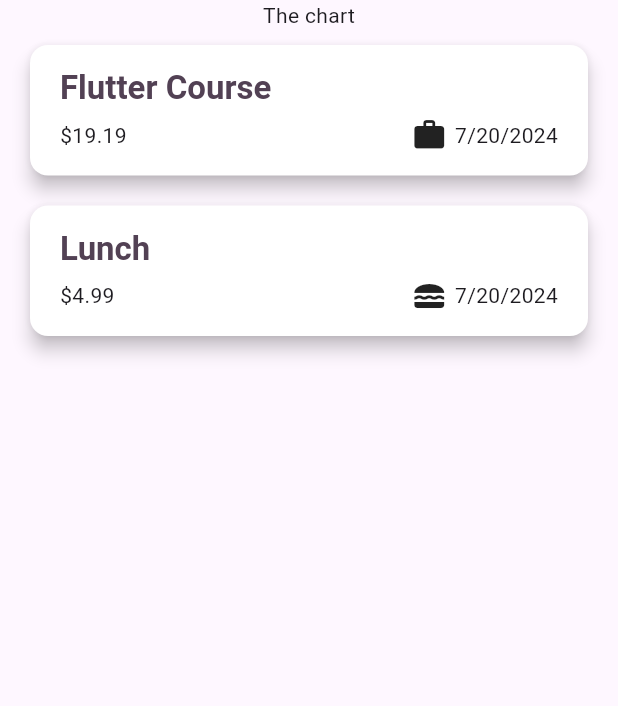
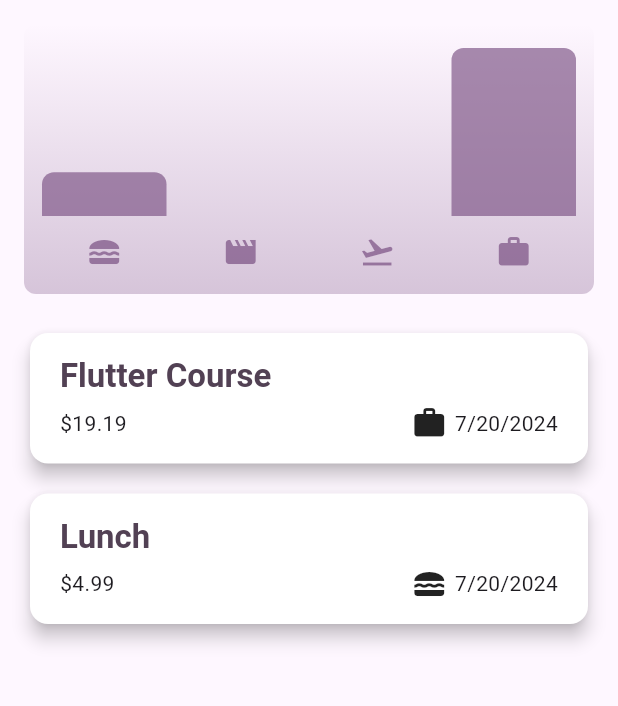
Before and after one commit to Shamimkhan1406/Expense-Tracker-App, a Flutter app: the screen it shows after launch, on a phone screen of 412 x 824 dp, the part 84-790 px from its top. Run offline on Flutter 3.47's test engine with Material 3 defaults, Android fonts, the phone set to English and light mode, and no system bars.

Commit message:
adding chart widget

```diff
--- a/lib/model/expense.dart
+++ b/lib/model/expense.dart
@@ -31,3 +31,23 @@ class Expense
     return formatter.format(date);
   }
 }
+class ExpenseBucket
+{
+  const ExpenseBucket({required this.category,required this.expenses});
+  ExpenseBucket.forCategory(List<Expense> allExpense,this.category)
+  : expenses = allExpense
+  .where((expense) => expense.category == category)
+  .toList();
+
+  final Category category;
+  final List<Expense> expenses;
+  double get totalExpenses
+  {
+    double sum = 0;
+    for(final expense in expenses)
+    {
+      sum = sum + expense.amount;
+    }
+    return sum;
+  }
+}
--- /dev/null
+++ b/lib/widgets/chart/chart.dart
@@ -0,0 +1,97 @@
+
+import 'package:flutter/material.dart';
+import 'package:expense_tracker/model/expense.dart';
+import 'package:expense_tracker/widgets/chart/chart_bar.dart';
+
+
+
+class Chart extends StatelessWidget {
+  const Chart({super.key, required this.expenses});
+
+  final List<Expense> expenses;
+
+  List<ExpenseBucket> get buckets {
+    return [
+      ExpenseBucket.forCategory(expenses, Category.food),
+      ExpenseBucket.forCategory(expenses, Category.leisure),
+      ExpenseBucket.forCategory(expenses, Category.travel),
+      ExpenseBucket.forCategory(expenses, Category.work),
+    ];
+  }
+
+  double get maxTotalExpense {
+    double maxTotalExpense = 0;
+
+    for (final bucket in buckets) {
+      if (bucket.totalExpenses > maxTotalExpense) {
+        maxTotalExpense = bucket.totalExpenses;
+      }
+    }
+
+    return maxTotalExpense;
+  }
+
+  @override
+  Widget build(BuildContext context) {
+    final isDarkMode =
+        MediaQuery.of(context).platformBrightness == Brightness.dark;
+    return Container(
+      margin: const EdgeInsets.all(16),
+      padding: const EdgeInsets.symmetric(
+        vertical: 16,
+        horizontal: 8,
+      ),
+      width: double.infinity,
+      height: 180,
+      decoration: BoxDecoration(
+        borderRadius: BorderRadius.circular(8),
+        gradient: LinearGradient(
+          colors: [
+            Theme.of(context).colorScheme.primary.withOpacity(0.3),
+            Theme.of(context).colorScheme.primary.withOpacity(0.0)
+          ],
+          begin: Alignment.bottomCenter,
+          end: Alignment.topCenter,
+        ),
+      ),
+      child: Column(
+        children: [
+          Expanded(
+            child: Row(
+              crossAxisAlignment: CrossAxisAlignment.end,
+              children: [
+                for (final bucket in buckets) // alternative to map()
+                  ChartBar(
+                    fill: bucket.totalExpenses == 0
+                        ? 0
+                        : bucket.totalExpenses / maxTotalExpense,
+                  )
+              ],
+            ),
+          ),
+          const SizedBox(height: 12),
+          Row(
+            children: buckets
+                .map(
+                  (bucket) => Expanded(
+                    child: Padding(
+                      padding: const EdgeInsets.symmetric(horizontal: 4),
+                      child: Icon(
+                        categoryIcon[bucket.category],
+                        color: isDarkMode
+                            ? Theme.of(context).colorScheme.secondary
+                            : Theme.of(context)
+                                .colorScheme
+                                .primary
+                                .withOpacity(0.7),
+                      ),
+                    ),
+                  ),
+                )
+                .toList(),
+          )
+        ],
+      ),
+    );
+  }
+}
--- /dev/null
+++ b/lib/widgets/chart/chart_bar.dart
@@ -0,0 +1,34 @@
+import 'package:flutter/material.dart';
+
+class ChartBar extends StatelessWidget {
+  const ChartBar({
+    super.key,
+    required this.fill,
+  });
+
+  final double fill;
+
+  @override
+  Widget build(BuildContext context) {
+    final isDarkMode =
+        MediaQuery.of(context).platformBrightness == Brightness.dark;
+    return Expanded(
+      child: Padding(
+        padding: const EdgeInsets.symmetric(horizontal: 4),
+        child: FractionallySizedBox(
+          heightFactor: fill,
+          child: DecoratedBox(
+            decoration: BoxDecoration(
+              shape: BoxShape.rectangle,
+              borderRadius:
+                  const BorderRadius.vertical(top: Radius.circular(8)),
+              color: isDarkMode
+                  ? Theme.of(context).colorScheme.secondary
+                  : Theme.of(context).colorScheme.primary.withOpacity(0.65),
+            ),
+          ),
+        ),
+      ),
+    );
+  }
+}
--- a/lib/widgets/expenses.dart
+++ b/lib/widgets/expenses.dart
@@ -1,4 +1,5 @@
 
+import 'package:expense_tracker/widgets/chart/chart.dart';
 import 'package:expense_tracker/widgets/expenses_list/expenses_list.dart';
 import 'package:expense_tracker/model/expense.dart';
 import 'package:expense_tracker/widgets/new_expense.dart';
@@ -74,7 +75,7 @@ class _ExpensesState extends State<Expenses> {
       ),
       body: Column(
         children: [
-          const Text('The chart'),
+          Chart(expenses: _registeredExpenses),
           Expanded(child: mainContent),
         ],
       ),
```
